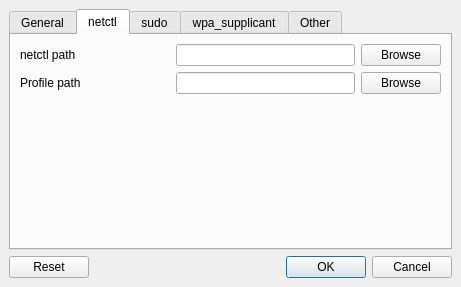
arcan1s/netctl-gui, file sources/gui/src/settingswindow.ui: the form before one commit.
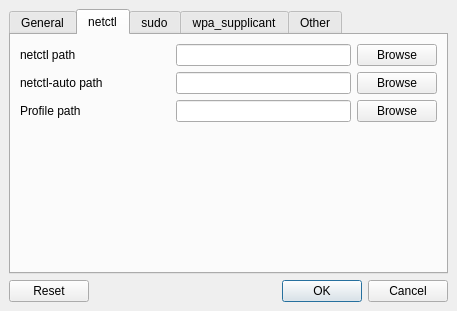
The form after the commit. The open tabs and pages were chosen to show the change.

Diff of the .ui file:
```diff
--- a/sources/gui/src/settingswindow.ui
+++ b/sources/gui/src/settingswindow.ui
@@ -6,8 +6,8 @@
    <rect>
     <x>0</x>
     <y>0</y>
-    <width>461</width>
-    <height>287</height>
+    <width>457</width>
+    <height>311</height>
    </rect>
   </property>
   <property name="windowTitle">
@@ -104,6 +104,37 @@
           </item>
          </layout>
         </item>
+        <item>
+         <layout class="QHBoxLayout" name="layout_netctlAutoPath">
+          <item>
+           <widget class="QLabel" name="label_netctlAutoPath">
+            <property name="minimumSize">
+             <size>
+              <width>150</width>
+              <height>0</height>
+             </size>
+            </property>
+            <property name="text">
+             <string>netctl-auto path</string>
+            </property>
+           </widget>
+          </item>
+          <item>
+           <widget class="QLineEdit" name="lineEdit_netctlAutoPath">
+            <property name="toolTip">
+             <string>Path to netctl</string>
+            </property>
+           </widget>
+          </item>
+          <item>
+           <widget class="QPushButton" name="pushButton_netctlAutoPath">
+            <property name="text">
+             <string>Browse</string>
+            </property>
+           </widget>
+          </item>
+         </layout>
+        </item>
         <item>
          <layout class="QHBoxLayout" name="layout_profilePath">
           <item>
```
Left out of the diff: 31 changed lines with no effect on the pictures.
